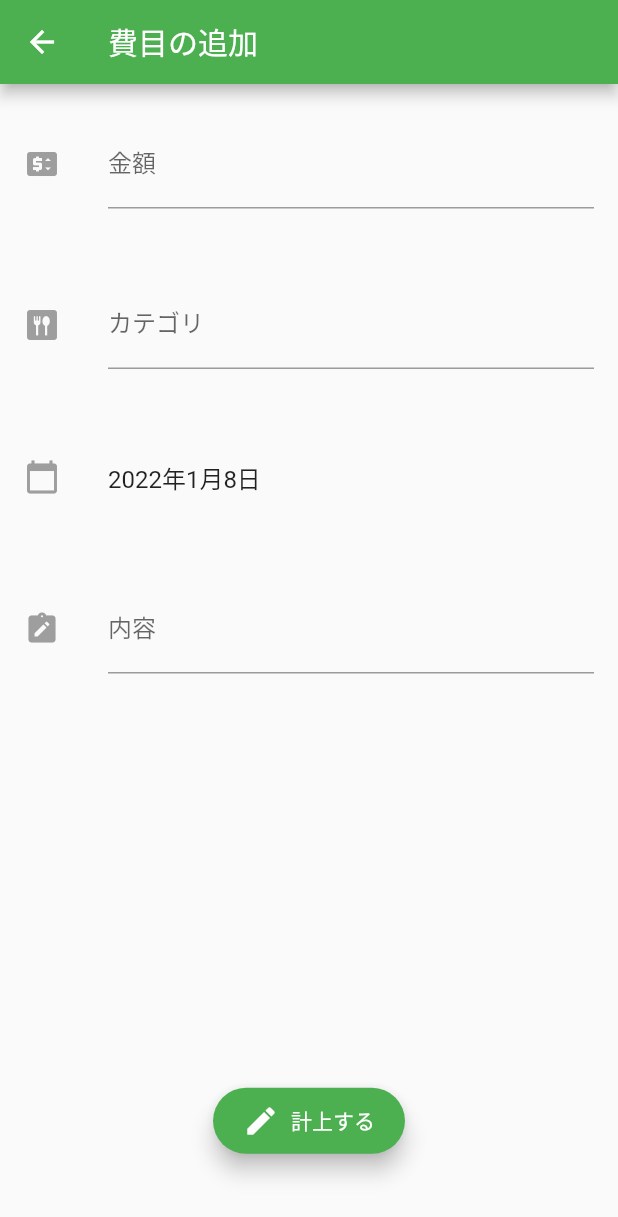
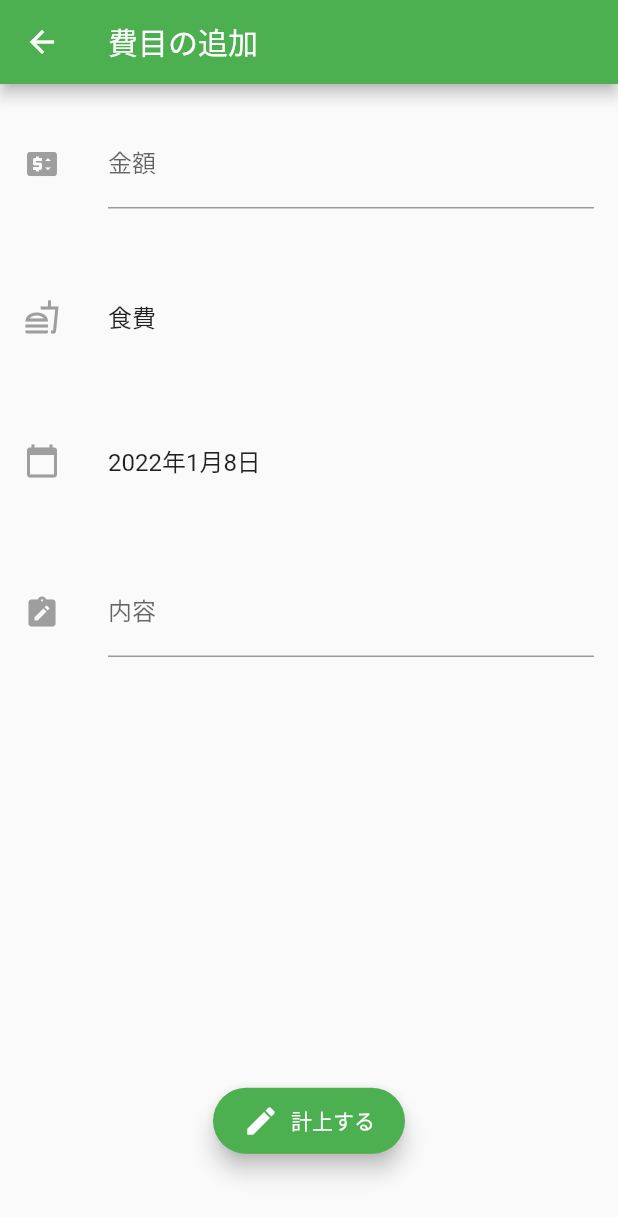
Before and after one commit to oda308/copan_flutter, a Flutter app: the screen it shows after launch, after a tap on the "arrow left" icon, after a tap on the "arrow right" icon, after a tap on the "add" icon, on a phone screen of 412 x 824 dp. Shown: the top 1217 px of the screen. Run offline on Flutter 3.47's test engine with Material 2 defaults, Android fonts, the phone set to English and light mode, and no system bars.

Commit message:
カテゴリ選択ページを追加

```diff
--- a/lib/app/page/input_expense.dart
+++ b/lib/app/page/input_expense.dart
@@ -1,3 +1,5 @@
+import 'package:copan_flutter/app/utility/expense_category.dart';
+import 'package:copan_flutter/main.dart';
 import 'package:flutter/material.dart';
 
 class InputExpense extends StatelessWidget {
@@ -68,21 +70,31 @@ class _Category extends StatelessWidget {
 
   @override
   Widget build(BuildContext context) {
-    return const Padding(
-      padding: EdgeInsets.symmetric(
+    final expenseCategoryList = ExpenseCategoryList().get();
+
+    final expenseCategoryMap = {
+      for (var expenseCategory in expenseCategoryList)
+        '${expenseCategory.id}': expenseCategory,
+    };
+
+    final selectedCategory = expenseCategoryMap['$selectedCategoryId'];
+
+    return Padding(
+      padding: const EdgeInsets.symmetric(
         vertical: 20,
       ),
       child: ListTile(
         leading: SizedBox(
           height: double.infinity,
-          child: Icon(Icons.dining, color: Colors.grey),
+          child: Icon(selectedCategory.iconData, color: Colors.grey),
         ),
-        title: TextField(
-          decoration: InputDecoration(
-            labelText: 'カテゴリ',
-          ),
+        title: Text(
+          selectedCategory.name,
           textAlign: TextAlign.left,
         ),
+        onTap: () {
+          Navigator.pushNamed(context, '/selectCategory');
+        },
       ),
     );
   }
@@ -100,11 +112,11 @@ class _DateState extends State<_Date> {
   @override
   Widget build(BuildContext context) {
     return Padding(
-      padding: EdgeInsets.symmetric(
+      padding: const EdgeInsets.symmetric(
         vertical: 20,
       ),
       child: ListTile(
-        leading: SizedBox(
+        leading: const SizedBox(
           height: double.infinity,
           child: Icon(Icons.calendar_today, color: Colors.grey),
         ),
--- /dev/null
+++ b/lib/app/page/select_category.dart
@@ -0,0 +1,36 @@
+import 'package:copan_flutter/main.dart';
+import 'package:flutter/material.dart';
+import '../utility/expense_category.dart';
+
+class SelectCategory extends StatelessWidget {
+  const SelectCategory({Key? key}) : super(key: key);
+
+  @override
+  Widget build(BuildContext context) {
+    final expenseCategoryList = ExpenseCategoryList().get();
+    final itemCount = expenseCategoryList.length;
+    return Scaffold(
+      appBar: AppBar(
+        title: const Text('カテゴリの選択'),
+      ),
+      body: SafeArea(
+        bottom: false,
+        child: Padding(
+          padding: const EdgeInsets.only(top: 16),
+          child: ListView.builder(
+              itemCount: itemCount,
+              itemBuilder: (BuildContext context, int index) {
+                return ListTile(
+                  leading: Icon(expenseCategoryList[index].iconData),
+                  title: Text(expenseCategoryList[index].name),
+                  onTap: () {
+                    selectedCategoryId = expenseCategoryList[index].id;
+                    Navigator.of(context).pop();
+                  },
+                );
+              }),
+        ),
+      ),
+    );
+  }
+}
--- /dev/null
+++ b/lib/app/utility/expense_category.dart
@@ -0,0 +1,76 @@
+import 'package:flutter/material.dart';
+
+class ExpenseCategory {
+  int id; // ユニークID(インクリメントで管理)
+  String name; // カテゴリ名
+  IconData iconData; // アイコン
+
+  ExpenseCategory(
+      {required this.id, required this.name, required this.iconData});
+}
+
+class ExpenseCategoryList {
+  static final List<ExpenseCategory> _items = <ExpenseCategory>[];
+  static final ExpenseCategoryList _cache = ExpenseCategoryList._internal();
+
+  ExpenseCategoryList._internal();
+
+  factory ExpenseCategoryList() {
+    return _cache;
+  }
+
+  set(ExpenseCategory category) => _items.add(category);
+  get() => _items;
+}
+
+void initCategoryExpense() {
+  // アプリ内で使用する費目カテゴリを初期化する
+  final expenseCategoryList = ExpenseCategoryList();
+
+  expenseCategoryList.set(ExpenseCategory(
+    id: 1,
+    name: '食費',
+    iconData: Icons.fastfood_outlined,
+  ));
+  expenseCategoryList.set(ExpenseCategory(
+    id: 2,
+    name: '日用品',
+    iconData: Icons.cleaning_services_outlined,
+  ));
+  expenseCategoryList.set(ExpenseCategory(
+    id: 3,
+    name: '電気代',
+    iconData: Icons.tungsten_outlined,
+  ));
+  expenseCategoryList.set(ExpenseCategory(
+    id: 4,
+    name: 'ガス代',
+    iconData: Icons.local_gas_station_outlined,
+  ));
+  expenseCategoryList.set(ExpenseCategory(
+    id: 5,
+    name: '水道代',
+    iconData: Icons.local_drink_outlined,
+  ));
+  expenseCategoryList.set(ExpenseCategory(
+    id: 6,
+    name: '通信費',
+    iconData: Icons.phone_iphone_outlined,
+  ));
+  expenseCategoryList.set(ExpenseCategory(
+    id: 7,
+    name: '交通費',
+    iconData: Icons.train_outlined,
+  ));
+  expenseCategoryList.set(ExpenseCategory(
+    id: 8,
+    name: '医療費',
+    iconData: Icons.medication_outlined,
+  ));
+  expenseCategoryList.set(ExpenseCategory(
+    id: 99999,
+    name: 'その他',
+    //pending
+    iconData: Icons.pending_outlined,
+  ));
+}
--- a/lib/main.dart
+++ b/lib/main.dart
@@ -3,11 +3,16 @@ import 'package:flutter/material.dart';
 import 'app/page/date.dart';
 import 'app/page/input_expense.dart';
 import 'app/page/expenses.dart';
+import 'app/page/select_category.dart';
+import 'app/utility/expense_category.dart';
 
 final index = DateIndex();
 const appTitle = '家計簿アプリCopan';
+// TODO(odaki): 仮で何のカテゴリを選択しているかの状態を持つ変数を定義しておく
+var selectedCategoryId = 1;
 
 void main() {
+  initCategoryExpense(); // 費目カテゴリの取得
   runApp(const MyApp());
 }
 
@@ -26,6 +31,7 @@ class MyApp extends StatelessWidget {
         routes: <String, WidgetBuilder>{
           '/home': (BuildContext context) => const Expenses(),
           '/inputExpense': (BuildContext context) => const InputExpense(),
+          '/selectCategory': (BuildContext context) => const SelectCategory(),
         });
   }
 }
```
